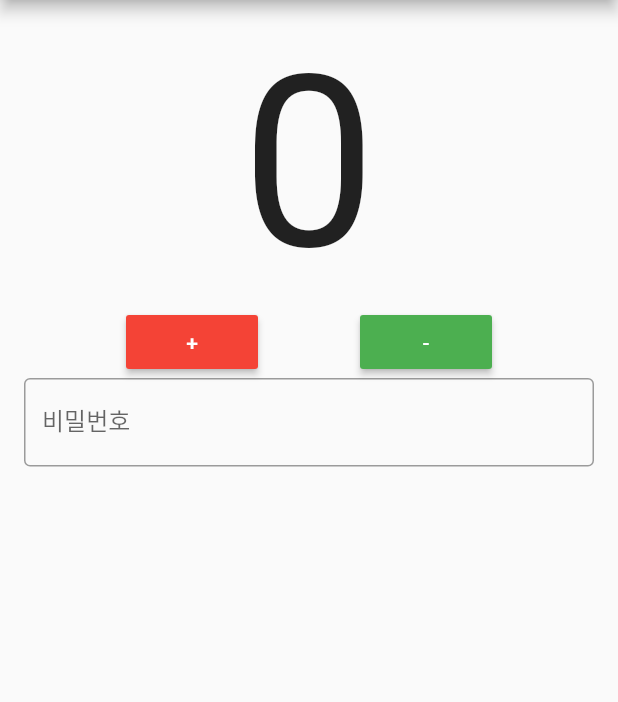
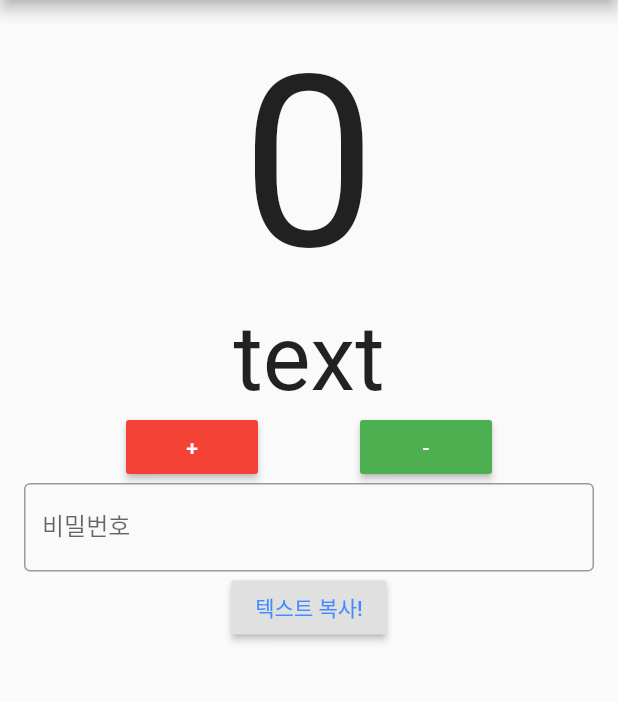
Before and after one commit to khpark0203/flutter-study, a Flutter app: the screen it shows after launch, on a phone screen of 412 x 824 dp, the part 84-786 px from its top. Run offline on Flutter 3.47's test engine with Material 2 defaults, Android fonts, the phone set to English and light mode, and no system bars.

Commit message:
flutter 이것저것 추가해봄...

```diff
--- a/first/lib/main.dart
+++ b/first/lib/main.dart
@@ -35,8 +35,11 @@ class MyApp extends StatefulWidget { // 위젯 부분, 스테이트를 다루는
   @override
   _MyAppState createState() => _MyAppState();
 }
+
 class _MyAppState extends State<MyApp> {
   int counter = 0; // Text UI에 표시될 값
+  var text_counter = "text";
+  final field = TextEditingController();
 
   void increaseCounter() { // 버튼을 누르면 counter 값을 증가시킴
     setState(() {
@@ -55,6 +58,7 @@ class _MyAppState extends State<MyApp> {
     return MaterialApp(
       title: "첫 플러터 앱",
       home: Scaffold(
+        resizeToAvoidBottomPadding: false,
         appBar: AppBar(
           title: Text("내 플러터 앱"),
         ),
@@ -65,6 +69,10 @@ class _MyAppState extends State<MyApp> {
               Text(
                 "$counter",
                 style: TextStyle(fontSize: 160.0),
+              ),
+              Text(
+                "$text_counter",
+                style: TextStyle(fontSize: 60.0),
               ),
               Row( // 가로로 위젯을 배치, 안에 버튼 2개가 들어가 있음.
                 mainAxisAlignment: MainAxisAlignment.spaceEvenly, // 위젯끼리 같은 공간만큼 띄움
@@ -92,11 +100,26 @@ class _MyAppState extends State<MyApp> {
                 ],
               ),
               TextField(
-                obscureText: true,
                 decoration: InputDecoration(
                   border: OutlineInputBorder(),
-                  labelText: "비밀번호"
+                  labelText: "비밀번호",
                 ),
+                controller: field,
+              ),
+              RaisedButton(
+                child: Text(
+                  "텍스트 복사!",
+                  style: TextStyle(color: Colors.blueAccent),
+                ),
+                onPressed: () {
+                  setState(() {
+                    if (field.text == "류가징") {
+                      text_counter = "정답입니다!!!!!!!!!!";
+                    } else {
+                      text_counter = field.text;
+                    }
+                  });
+                },
               ),
             ],
           ),
```
